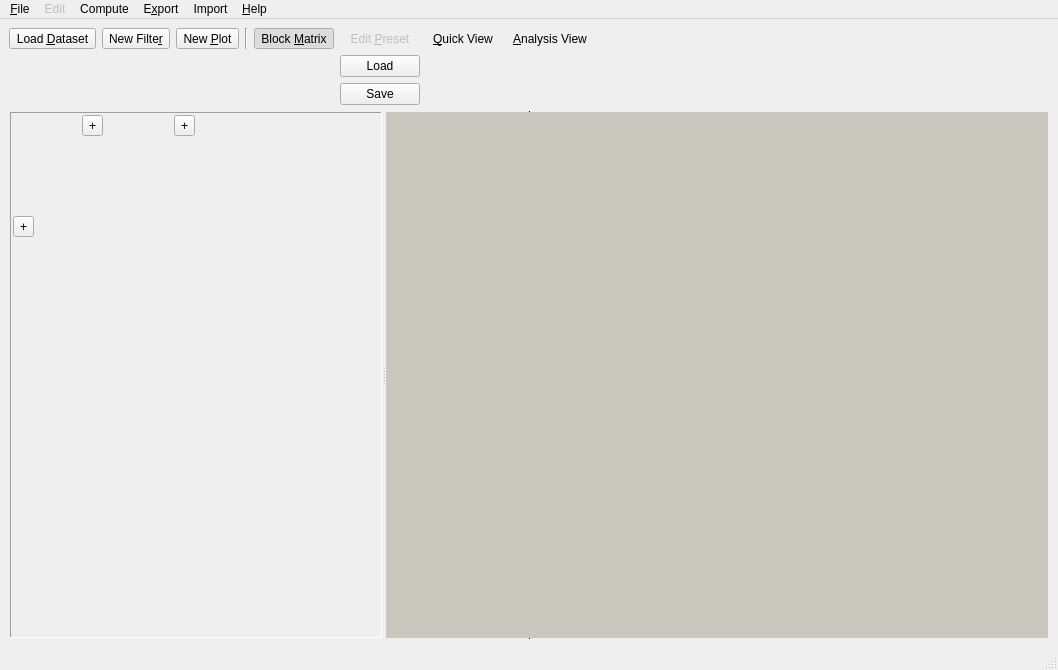
The window that shapeout2/gui/main.ui (ZELLMECHANIK-DRESDEN/ShapeOut2) describes before a commit, drawn with Qt 5.
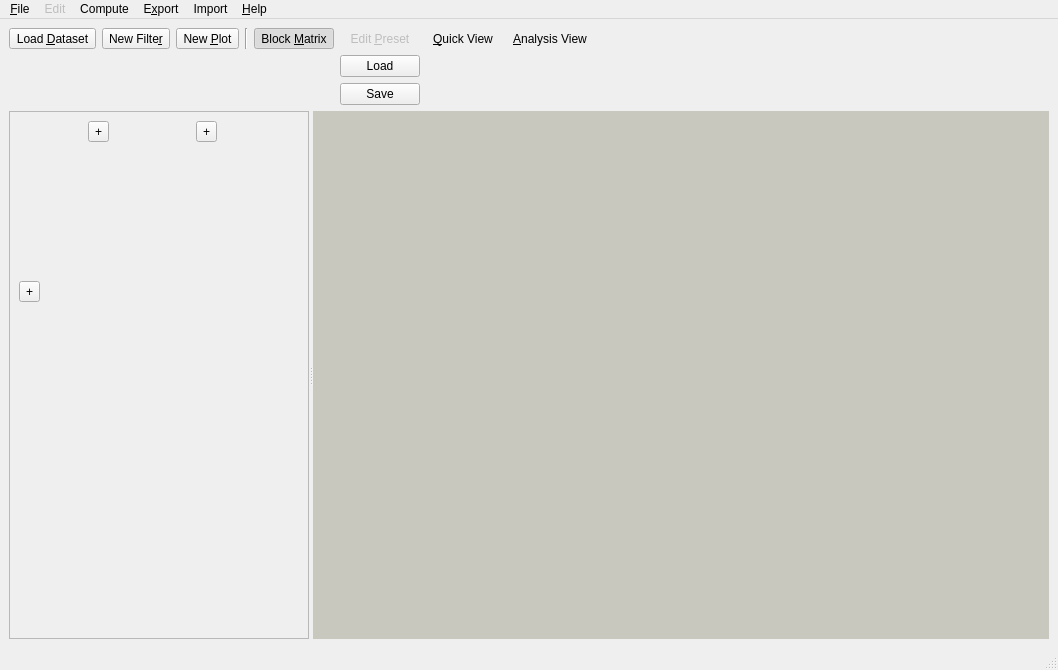
The same window after the commit. Custom widgets are drawn as their Qt base class.

Commit message: refactor block matrix

```diff
--- a/shapeout2/gui/main.ui
+++ b/shapeout2/gui/main.ui
@@ -161,42 +161,12 @@
     </item>
     <item>
      <widget class="QSplitter" name="splitter">
-      <property name="sizePolicy">
-       <sizepolicy hsizetype="Expanding" vsizetype="Expanding">
-        <horstretch>0</horstretch>
-        <verstretch>0</verstretch>
-       </sizepolicy>
-      </property>
-      <property name="frameShape">
-       <enum>QFrame::VLine</enum>
-      </property>
       <property name="orientation">
        <enum>Qt::Horizontal</enum>
       </property>
-      <widget class="QWidget" name="layoutWidget">
-       <layout class="QHBoxLayout" name="horizontalLayout_2">
-        <property name="spacing">
-         <number>0</number>
-        </property>
-        <property name="sizeConstraint">
-         <enum>QLayout::SetMinimumSize</enum>
-        </property>
-        <property name="leftMargin">
-         <number>0</number>
-        </property>
-        <property name="topMargin">
-         <number>0</number>
-        </property>
-        <property name="rightMargin">
-         <number>0</number>
-        </property>
-        <property name="bottomMargin">
-         <number>0</number>
-        </property>
-        <item>
          <widget class="QScrollArea" name="scrollArea_block">
           <property name="sizePolicy">
-           <sizepolicy hsizetype="Minimum" vsizetype="Minimum">
+        <sizepolicy hsizetype="Preferred" vsizetype="Preferred">
             <horstretch>0</horstretch>
             <verstretch>0</verstretch>
            </sizepolicy>
@@ -207,17 +177,8 @@
             <height>0</height>
            </size>
           </property>
-          <property name="frameShape">
-           <enum>QFrame::Panel</enum>
-          </property>
-          <property name="frameShadow">
-           <enum>QFrame::Sunken</enum>
-          </property>
-          <property name="lineWidth">
-           <number>1</number>
-          </property>
-          <property name="midLineWidth">
-           <number>2</number>
+       <property name="verticalScrollBarPolicy">
+        <enum>Qt::ScrollBarAsNeeded</enum>
           </property>
           <property name="horizontalScrollBarPolicy">
            <enum>Qt::ScrollBarAsNeeded</enum>
@@ -236,91 +197,15 @@
             <rect>
              <x>0</x>
              <y>0</y>
-             <width>190</width>
-             <height>508</height>
-            </rect>
-           </property>
-           <property name="sizePolicy">
-            <sizepolicy hsizetype="Maximum" vsizetype="Preferred">
-             <horstretch>0</horstretch>
-             <verstretch>0</verstretch>
-            </sizepolicy>
-           </property>
-           <layout class="QGridLayout" name="gridLayout_matrix">
-            <property name="sizeConstraint">
-             <enum>QLayout::SetMaximumSize</enum>
-            </property>
-            <property name="leftMargin">
-             <number>2</number>
-            </property>
-            <property name="topMargin">
-             <number>2</number>
-            </property>
-            <property name="rightMargin">
-             <number>2</number>
-            </property>
-            <property name="bottomMargin">
-             <number>2</number>
-            </property>
+          <width>329</width>
+          <height>358</height>
+         </rect>
+        </property>
+        <layout class="QGridLayout" name="gridLayout_3">
             <property name="spacing">
              <number>2</number>
             </property>
-            <item row="2" column="0">
-             <spacer name="verticalSpacer">
-              <property name="orientation">
-               <enum>Qt::Vertical</enum>
-              </property>
-              <property name="sizeHint" stdset="0">
-               <size>
-                <width>20</width>
-                <height>0</height>
-               </size>
-              </property>
-             </spacer>
-            </item>
-            <item row="0" column="2">
-             <widget class="PlotMatrix" name="plot_matrix" native="true">
-              <property name="sizePolicy">
-               <sizepolicy hsizetype="Fixed" vsizetype="Fixed">
-                <horstretch>0</horstretch>
-                <verstretch>0</verstretch>
-               </sizepolicy>
-              </property>
-              <property name="minimumSize">
-               <size>
-                <width>67</width>
-                <height>99</height>
-               </size>
-              </property>
-             </widget>
-            </item>
-            <item row="1" column="0" alignment="Qt::AlignLeft">
-             <widget class="QToolButton" name="toolButton_load_dataset2">
-              <property name="toolTip">
-               <string>Import a dataset</string>
-              </property>
-              <property name="text">
-               <string>+</string>
-              </property>
-             </widget>
-            </item>
-            <item row="0" column="0">
-             <widget class="DataMatrix" name="data_matrix" native="true">
-              <property name="sizePolicy">
-               <sizepolicy hsizetype="Fixed" vsizetype="Fixed">
-                <horstretch>0</horstretch>
-                <verstretch>0</verstretch>
-               </sizepolicy>
-              </property>
-              <property name="minimumSize">
-               <size>
-                <width>67</width>
-                <height>99</height>
-               </size>
-              </property>
-             </widget>
-            </item>
-            <item row="0" column="1" alignment="Qt::AlignTop">
+         <item row="0" column="2" alignment="Qt::AlignLeft|Qt::AlignTop">
              <widget class="QToolButton" name="toolButton_new_filter2">
               <property name="toolTip">
                <string>Add a new filter</string>
@@ -330,7 +215,29 @@
               </property>
              </widget>
             </item>
-            <item row="0" column="3" alignment="Qt::AlignTop">
+         <item row="0" column="3">
+          <widget class="PlotMatrix" name="plot_matrix" native="true">
+           <property name="sizePolicy">
+            <sizepolicy hsizetype="Expanding" vsizetype="Expanding">
+             <horstretch>0</horstretch>
+             <verstretch>0</verstretch>
+            </sizepolicy>
+           </property>
+           <property name="minimumSize">
+            <size>
+             <width>67</width>
+             <height>99</height>
+            </size>
+           </property>
+           <property name="maximumSize">
+            <size>
+             <width>16777215</width>
+             <height>156</height>
+            </size>
+           </property>
+          </widget>
+         </item>
+         <item row="0" column="4" alignment="Qt::AlignLeft|Qt::AlignTop">
              <widget class="QToolButton" name="toolButton_new_plot2">
               <property name="toolTip">
                <string>Add a new plot</string>
@@ -340,18 +247,64 @@
               </property>
              </widget>
             </item>
-           </layout>
+         <item row="0" column="5">
+          <spacer name="horizontalSpacer_2">
+           <property name="orientation">
+            <enum>Qt::Horizontal</enum>
+           </property>
+           <property name="sizeHint" stdset="0">
+            <size>
+             <width>0</width>
+             <height>20</height>
+            </size>
+           </property>
+          </spacer>
+         </item>
+         <item row="0" column="0" rowspan="2" colspan="2">
+          <widget class="DataMatrix" name="data_matrix" native="true">
+           <property name="sizePolicy">
+            <sizepolicy hsizetype="Expanding" vsizetype="Expanding">
+             <horstretch>0</horstretch>
+             <verstretch>0</verstretch>
+            </sizepolicy>
+           </property>
+           <property name="minimumSize">
+            <size>
+             <width>67</width>
+             <height>99</height>
+            </size>
+           </property>
           </widget>
+         </item>
+         <item row="3" column="1">
+          <spacer name="verticalSpacer">
+           <property name="orientation">
+            <enum>Qt::Vertical</enum>
+           </property>
+           <property name="sizeHint" stdset="0">
+            <size>
+             <width>20</width>
+             <height>0</height>
+            </size>
+           </property>
+          </spacer>
+         </item>
+         <item row="2" column="0">
+          <widget class="QToolButton" name="toolButton_load_dataset2">
+           <property name="toolTip">
+            <string>Import a dataset</string>
+           </property>
+           <property name="text">
+            <string>+</string>
+           </property>
+           <property name="autoRaise">
+            <bool>false</bool>
+           </property>
          </widget>
         </item>
        </layout>
       </widget>
-      <widget class="QWidget" name="horizontalLayoutWidget">
-       <layout class="QHBoxLayout" name="horizontalLayout">
-        <property name="leftMargin">
-         <number>0</number>
-        </property>
-        <item>
+      </widget>
          <widget class="QMdiArea" name="mdiArea">
           <property name="sizePolicy">
            <sizepolicy hsizetype="Expanding" vsizetype="Expanding">
@@ -387,9 +340,6 @@
            </brush>
           </property>
          </widget>
-        </item>
-       </layout>
-      </widget>
      </widget>
     </item>
    </layout>
```
Left out of the diff: 30 changed lines with no effect on the pictures. Lines whose indentation alone changed are shown as unchanged. The commit also changes 6 other files.
